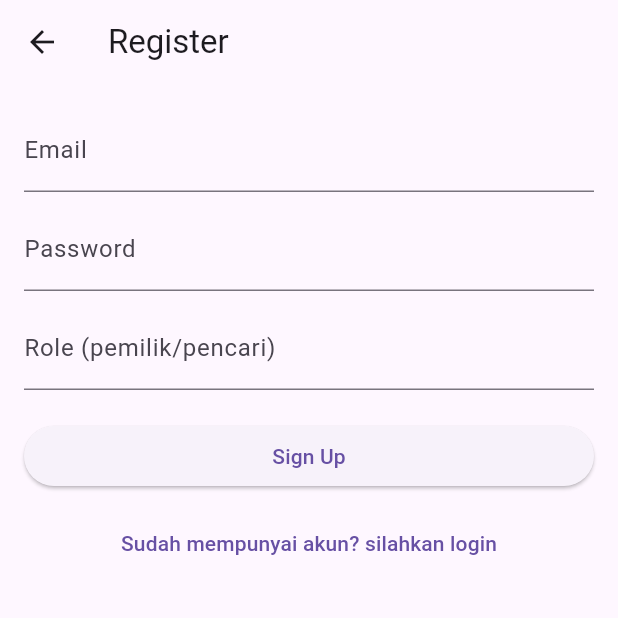
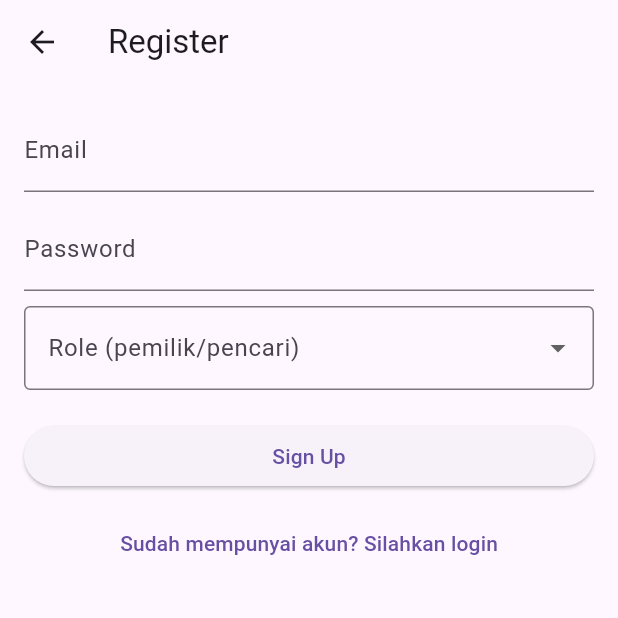
Before and after one commit to RafiRhnnn/utbkos, a Flutter app: the screen it shows after launch, after a tap on "Belum mempunyai akun? sign up", on a phone screen of 412 x 824 dp, the top half of it. Run offline on Flutter 3.47's test engine with Material 3 defaults, Android fonts, the phone set to English and light mode, and no system bars; our stand-ins replace supabase_flutter; accounts and stored records are empty.

Commit message:
merubah struktur folder

```diff
--- /dev/null
+++ b/lib/config/supabase_config.dart
@@ -0,0 +1,5 @@
+class SupabaseConfig {
+  static const String url = 'https://oxnyeqwreirlaxroipyh.supabase.co';
+  static const String anonKey =
+      'eyJhbGciOiJIUzI1NiIsInR5cCI6IkpXVCJ9.eyJpc3MiOiJzdXBhYmFzZSIsInJlZiI6Im94bnllcXdyZWlybGF4cm9pcHloIiwicm9sZSI6ImFub24iLCJpYXQiOjE3MzY4NTg0MjksImV4cCI6MjA1MjQzNDQyOX0.JOSXribR1kjxLr3oe4nhErHqBWeLlf9MCRBbnfF5m80';
+}
--- a/lib/main.dart
+++ b/lib/main.dart
@@ -1,16 +1,17 @@
 import 'package:flutter/material.dart';
 import 'package:supabase_flutter/supabase_flutter.dart';
-import 'screen/login.dart';
+import 'config/supabase_config.dart'; // Konfigurasi Supabase
+import 'screens/login/login_screen.dart'; // Mengimpor LoginScreen
+import 'screens/register/register_screen.dart'; // Mengimpor RegisterScreen
 
 void main() async {
   WidgetsFlutterBinding.ensureInitialized();
 
   try {
-    // Inisialisasi Supabase
+    // Inisialisasi Supabase dengan konfigurasi dari file lain
     await Supabase.initialize(
-      url: 'https://oxnyeqwreirlaxroipyh.supabase.co',
-      anonKey:
-          'eyJhbGciOiJIUzI1NiIsInR5cCI6IkpXVCJ9.eyJpc3MiOiJzdXBhYmFzZSIsInJlZiI6Im94bnllcXdyZWlybGF4cm9pcHloIiwicm9sZSI6ImFub24iLCJpYXQiOjE3MzY4NTg0MjksImV4cCI6MjA1MjQzNDQyOX0.JOSXribR1kjxLr3oe4nhErHqBWeLlf9MCRBbnfF5m80', // Ganti dengan Anon Key Supabase Anda
+      url: SupabaseConfig.url,
+      anonKey: SupabaseConfig.anonKey,
     );
   } catch (e) {
     // Jika terjadi kesalahan saat inisialisasi
@@ -31,7 +32,12 @@ class MyApp extends StatelessWidget {
       theme: ThemeData(
         primarySwatch: Colors.blue,
       ),
-      home: const LoginScreen(),
+      // Tambahkan navigasi berbasis rute
+      initialRoute: '/',
+      routes: {
+        '/': (context) => const LoginScreen(),
+        '/register': (context) => const RegisterScreen(),
+      },
     );
   }
 }
--- a/lib/screen/login.dart
+++ /dev/null
@@ -1,114 +0,0 @@
-import 'package:flutter/material.dart';
-import 'package:supabase_flutter/supabase_flutter.dart';
-import 'register.dart';
-import 'pemilikkos.dart';
-import 'pencarikos.dart';
-
-class LoginScreen extends StatelessWidget {
-  const LoginScreen({super.key});
-
-  @override
-  Widget build(BuildContext context) {
-    final emailController = TextEditingController();
-    final passwordController = TextEditingController();
-
-    Future<void> loginUser() async {
-      final email = emailController.text.trim();
-      final password = passwordController.text.trim();
-
-      if (email.isEmpty || password.isEmpty) {
-        ScaffoldMessenger.of(context).showSnackBar(
-          const SnackBar(content: Text('Please enter both email and password')),
-        );
-        return;
-      }
-
-      try {
-        final response = await Supabase.instance.client
-            .from('users')
-            .select()
-            .eq('email', email)
-            .eq('password', password)
-            .limit(1)
-            .maybeSingle();
-
-        if (response == null) {
-          ScaffoldMessenger.of(context).showSnackBar(
-            const SnackBar(
-                content: Text('Login failed. Incorrect credentials.')),
-          );
-          return;
-        }
-
-        final role = response['role'];
-        final userEmail = response['email']; // Ambil email pengguna
-
-        if (role == 'pemilik') {
-          Navigator.push(
-            context,
-            MaterialPageRoute(
-              builder: (context) =>
-                  PemilikKosScreen(email: userEmail), // Kirim email
-            ),
-          );
-        } else if (role == 'pencari') {
-          Navigator.push(
-            context,
-            MaterialPageRoute(
-              builder: (context) =>
-                  PencariKosScreen(email: userEmail), // Kirim email
-            ),
-          );
-        } else {
-          ScaffoldMessenger.of(context).showSnackBar(
-            const SnackBar(content: Text('Invalid role. Please try again.')),
-          );
-        }
-      } catch (e) {
-        ScaffoldMessenger.of(context).showSnackBar(
-          SnackBar(content: Text('Error: $e')),
-        );
-      }
-    }
-
-    return Scaffold(
-      appBar: AppBar(
-        title: const Text('Login'),
-      ),
-      body: Padding(
-        padding: const EdgeInsets.all(16.0),
-        child: Column(
-          crossAxisAlignment: CrossAxisAlignment.stretch,
-          children: [
-            TextField(
-              controller: emailController,
-              decoration: const InputDecoration(labelText: 'Email'),
-            ),
-            const SizedBox(height: 10),
-            TextField(
-              controller: passwordController,
-              decoration: const InputDecoration(labelText: 'Password'),
-              obscureText: true,
-            ),
-            const SizedBox(height: 20),
-            ElevatedButton(
-              onPressed: loginUser,
-              child: const Text('Login'),
-            ),
-            const SizedBox(height: 10),
-            TextButton(
-              onPressed: () {
-                Navigator.push(
-                  context,
-                  MaterialPageRoute(
-                      builder: (context) => const RegisterScreen()),
-                );
-              },
-              child: const Text("Belum mempunyai akun? sign up"),
-            ),
-          ],
-        ),
-      ),
-    );
-  }
-}
--- a/lib/screen/register.dart
+++ /dev/null
@@ -1,88 +0,0 @@
-import 'package:flutter/material.dart';
-import 'package:supabase_flutter/supabase_flutter.dart';
-
-class RegisterScreen extends StatelessWidget {
-  const RegisterScreen({super.key});
-
-  @override
-  Widget build(BuildContext context) {
-    final emailController = TextEditingController();
-    final passwordController = TextEditingController();
-    final roleController = TextEditingController();
-
-    Future<void> registerUser() async {
-      final email = emailController.text.trim();
-      final password = passwordController.text.trim();
-      final role = roleController.text.trim();
-
-      try {
-        // Insert data ke Supabase
-        final response = await Supabase.instance.client.from('users').insert({
-          'email': email,
-          'password': password,
-          'role': role,
-          'created_at': DateTime.now().toIso8601String(),
-        });
-
-        // Anggap berhasil jika tidak ada exception
-        if (response != null) {
-          ScaffoldMessenger.of(context).showSnackBar(
-            const SnackBar(content: Text('Registration successful!')),
-          );
-          Navigator.pop(context); // Kembali ke halaman login
-        }
-      } catch (e) {
-        // Tampilkan pesan error jika ada exception
-        ScaffoldMessenger.of(context).showSnackBar(
-          SnackBar(content: Text('Error: $e')),
-        );
-      }
-    }
-
-    return Scaffold(
-      appBar: AppBar(
-        title: const Text('Register'),
-      ),
-      body: Padding(
-        padding: const EdgeInsets.all(16.0),
-        child: Column(
-          crossAxisAlignment: CrossAxisAlignment.stretch,
-          children: [
-            TextField(
-              controller: emailController,
-              decoration: const InputDecoration(labelText: 'Email'),
-            ),
-            const SizedBox(height: 10),
-            TextField(
-              controller: passwordController,
-              decoration: const InputDecoration(labelText: 'Password'),
-              obscureText: true,
-            ),
-            const SizedBox(height: 10),
-            TextField(
-              controller: roleController,
-              decoration:
-                  const InputDecoration(labelText: 'Role (pemilik/pencari)'),
-            ),
-            const SizedBox(height: 20),
-            ElevatedButton(
-              onPressed: registerUser,
-              child: const Text('Sign Up'),
-            ),
-            const SizedBox(height: 10),
-            TextButton(
-              onPressed: () {
-                Navigator.push(
-                  context,
-                  MaterialPageRoute(
-                      builder: (context) => const RegisterScreen()),
-                );
-              },
-              child: const Text("Sudah mempunyai akun? silahkan login"),
-            ),
-          ],
-        ),
-      ),
-    );
-  }
-}
--- /dev/null
+++ b/lib/screens/login/login_screen.dart
@@ -0,0 +1,107 @@
+import 'package:flutter/material.dart';
+import '../../services/auth_service.dart';
+import '../../widgets/custom_text_field.dart';
+//import '../../widgets/custom_snackbar.dart';
+import '../register/register_screen.dart';
+import '../pemilikkos/pemilikkos_screen.dart';
+import '../pencarikos/pencarikos_screen.dart';
+
+class LoginScreen extends StatelessWidget {
+  const LoginScreen({super.key});
+
+  @override
+  Widget build(BuildContext context) {
+    final emailController = TextEditingController();
+    final passwordController = TextEditingController();
+
+    final authService = AuthService();
+
+    Future<void> loginUser() async {
+      final email = emailController.text.trim();
+      final password = passwordController.text.trim();
+
+      if (email.isEmpty || password.isEmpty) {
+        ScaffoldMessenger.of(context).showSnackBar(
+          const SnackBar(content: Text('Please enter both email and password')),
+        );
+        return;
+      }
+
+      final response = await authService.loginUser(
+        email: email,
+        password: password,
+      );
+
+      if (response == null || response['error'] != null) {
+        ScaffoldMessenger.of(context).showSnackBar(
+          const SnackBar(content: Text('Login failed. Incorrect credentials.')),
+        );
+        return;
+      }
+
+      final role = response['role'];
+      final userEmail = response['email'];
+
+      if (role == 'pemilik') {
+        Navigator.push(
+          context,
+          MaterialPageRoute(
+            builder: (context) => PemilikKosScreen(email: userEmail),
+          ),
+        );
+      } else if (role == 'pencari') {
+        Navigator.push(
+          context,
+          MaterialPageRoute(
+            builder: (context) => PencariKosScreen(email: userEmail),
+          ),
+        );
+      } else {
+        ScaffoldMessenger.of(context).showSnackBar(
+          const SnackBar(content: Text('Invalid role. Please try again.')),
+        );
+      }
+    }
+
+    return Scaffold(
+      appBar: AppBar(
+        title: const Text('Login'),
+      ),
+      body: Padding(
+        padding: const EdgeInsets.all(16.0),
+        child: Column(
+          crossAxisAlignment: CrossAxisAlignment.stretch,
+          children: [
+            CustomTextField(
+              controller: emailController,
+              label: 'Email',
+            ),
+            const SizedBox(height: 10),
+            CustomTextField(
+              controller: passwordController,
+              label: 'Password',
+              obscureText: true,
+            ),
+            const SizedBox(height: 20),
+            ElevatedButton(
+              onPressed: loginUser,
+              child: const Text('Login'),
+            ),
+            const SizedBox(height: 10),
+            TextButton(
+              onPressed: () {
+                Navigator.push(
+                  context,
+                  MaterialPageRoute(
+                    builder: (context) => const RegisterScreen(),
+                  ),
+                );
+              },
+              child: const Text("Belum mempunyai akun? sign up"),
+            ),
+          ],
+        ),
+      ),
+    );
+  }
+}
--- /dev/null
+++ b/lib/screens/register/register_screen.dart
@@ -0,0 +1,106 @@
+import 'package:flutter/material.dart';
+import '../../services/auth_service.dart';
+import '../../widgets/custom_text_field.dart';
+import '../../widgets/custom_snackbar.dart';
+
+class RegisterScreen extends StatelessWidget {
+  const RegisterScreen({super.key});
+
+  @override
+  Widget build(BuildContext context) {
+    final emailController = TextEditingController();
+    final passwordController = TextEditingController();
+    final roleController = TextEditingController();
+
+    final authService = AuthService();
+
+    Future<void> registerUser() async {
+      final email = emailController.text.trim();
+      final password = passwordController.text.trim();
+      final role = roleController.text.trim();
+
+      if (email.isEmpty || password.isEmpty || role.isEmpty) {
+        CustomSnackbar.show(
+          context,
+          'Please complete all fields',
+        );
+        return;
+      }
+
+      final errorMessage = await authService.registerUser(
+        email: email,
+        password: password,
+        role: role,
+      );
+
+      if (errorMessage != null) {
+        CustomSnackbar.show(context, errorMessage);
+        return;
+      }
+
+      CustomSnackbar.show(
+        context,
+        'Registration successful!',
+        isError: false,
+      );
+      Navigator.pop(context); // Kembali ke halaman login
+    }
+
+    return Scaffold(
+      appBar: AppBar(
+        title: const Text('Register'),
+      ),
+      body: Padding(
+        padding: const EdgeInsets.all(16.0),
+        child: Column(
+          crossAxisAlignment: CrossAxisAlignment.stretch,
+          children: [
+            CustomTextField(
+              controller: emailController,
+              label: 'Email',
+            ),
+            const SizedBox(height: 10),
+            CustomTextField(
+              controller: passwordController,
+              label: 'Password',
+              obscureText: true,
+            ),
+            SizedBox(height: 10),
+            DropdownButtonFormField<String>(
+              value: roleController.text.isEmpty ? null : roleController.text,
+              onChanged: (value) {
+                roleController.text = value ?? '';
+              },
+              items: [
+                DropdownMenuItem(
+                  value: 'pemilik',
+                  child: Text('Pemilik'),
+                ),
+                DropdownMenuItem(
+                  value: 'pencari',
+                  child: Text('Pencari'),
+                ),
+              ],
+              decoration: InputDecoration(
+                labelText: 'Role (pemilik/pencari)',
+                border: OutlineInputBorder(),
+              ),
+            ),
+            const SizedBox(height: 20),
+            ElevatedButton(
+              onPressed: registerUser,
+              child: const Text('Sign Up'),
+            ),
+            const SizedBox(height: 10),
+            TextButton(
+              onPressed: () {
+                Navigator.pop(context); // Kembali ke halaman login
+              },
+              child: const Text("Sudah mempunyai akun? Silahkan login"),
+            ),
+          ],
+        ),
+      ),
+    );
+  }
+}
--- /dev/null
+++ b/lib/widgets/custom_text_field.dart
@@ -0,0 +1,23 @@
+import 'package:flutter/material.dart';
+
+class CustomTextField extends StatelessWidget {
+  final TextEditingController controller;
+  final String label;
+  final bool obscureText;
+
+  const CustomTextField({
+    Key? key,
+    required this.controller,
+    required this.label,
+    this.obscureText = false,
+  }) : super(key: key);
+
+  @override
+  Widget build(BuildContext context) {
+    return TextField(
+      controller: controller,
+      decoration: InputDecoration(labelText: label),
+      obscureText: obscureText,
+    );
+  }
+}
```
Also changed, not shown: lib/services/auth_service.dart (added, +53 -0 lines), lib/widgets/custom_snackbar.dart (added, +16 -0 lines), lib/screens/pemilikkos/pemilikkos_screen.dart (renamed from lib/screen/pemilikkos.dart), lib/screens/pencarikos/pencarikos_screen.dart (renamed from lib/screen/pencarikos.dart).
